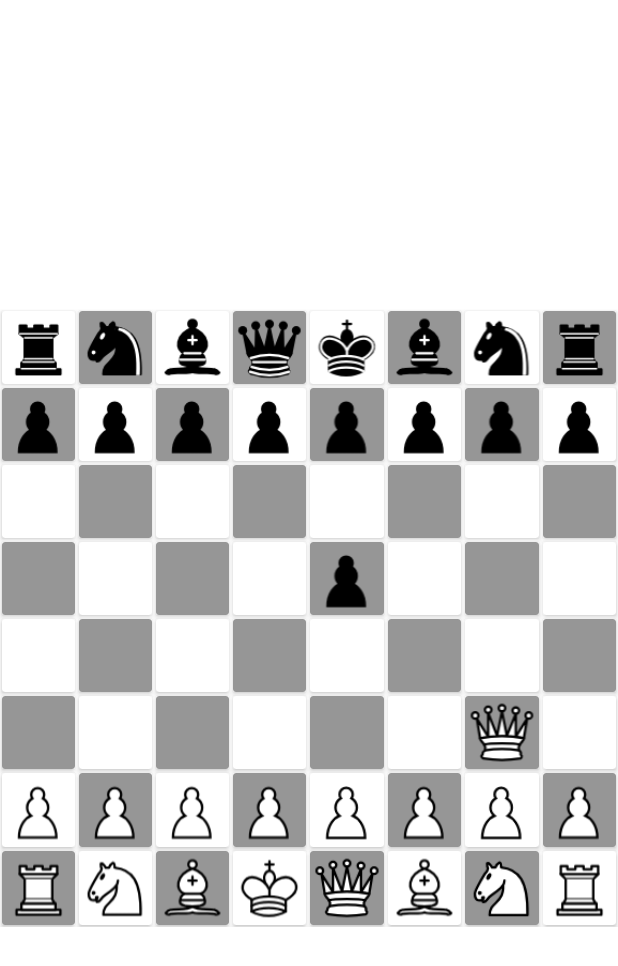
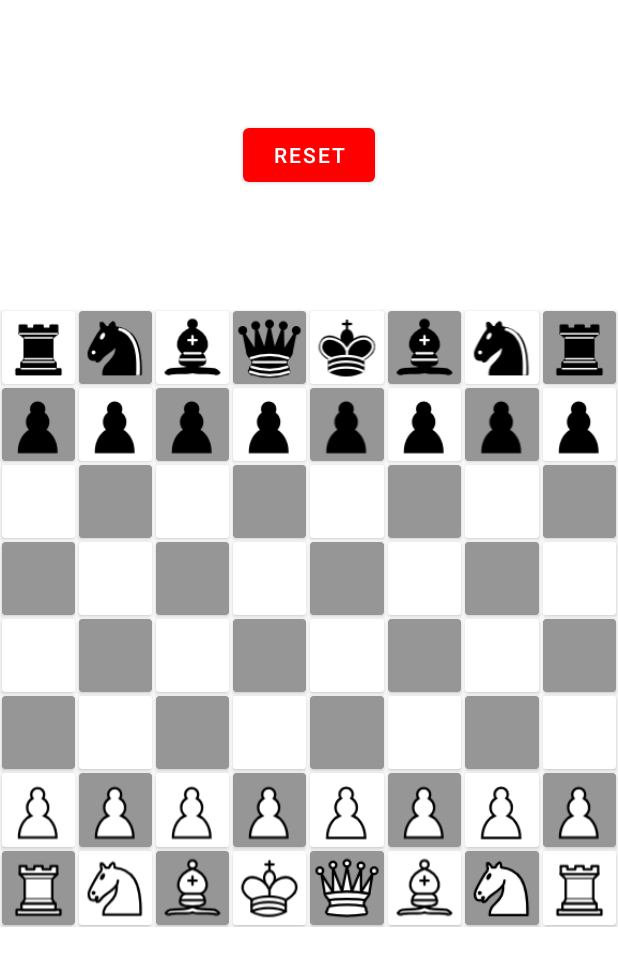
Before and after one commit to sokket/ChessAndroid, an Android app: the screen it shows after launch (MainActivity), on a phone screen of 412 x 824 dp. Shown: the top 966 px of the screen. Run offline under Robolectric (Android 15) with nearby library versions, the phone set to English and light mode, and no system bars.

Commit message:
Add reset button

```diff
--- a/app/src/main/java/com/example/chess/MainActivity.java
+++ b/app/src/main/java/com/example/chess/MainActivity.java
@@ -1,8 +1,10 @@
 package com.example.chess;
 
+import android.graphics.Color;
 import android.os.Bundle;
 import android.view.LayoutInflater;
 import android.view.View;
+import android.widget.Button;
 import android.widget.GridLayout;
 import android.widget.ImageView;
 
@@ -14,11 +16,13 @@ import com.bumptech.glide.Glide;
 import com.example.chess.game.ChessGame;
 import com.example.chess.game.ChessView;
 import com.example.chess.game.OnPressListener;
+import com.example.chess.game.ResetOnPressListener;
 import com.example.chess.game.TileType;
 
 public class MainActivity extends AppCompatActivity implements ChessView {
 
     private OnPressListener onPressListener;
+    private ResetOnPressListener resetOnPressListener;
     private final CardView[][] views = new CardView[8][8];
 
     private int whiteColor;
@@ -33,6 +37,7 @@ public class MainActivity extends AppCompatActivity implements ChessView {
 
     private void loadViews() {
         GridLayout grid = findViewById(R.id.grid);
+        Button button = findViewById(R.id.button);
         LayoutInflater layoutInflater = LayoutInflater.from(this);
 
         for (int i = 0; i < 8; i++)
@@ -46,6 +51,8 @@ public class MainActivity extends AppCompatActivity implements ChessView {
 
                 views[i][j] = tileView;
             }
+        button.setBackgroundColor(Color.RED);
+        button.setOnClickListener(v -> resetOnPressListener.reset());
     }
 
     @Override
@@ -81,4 +88,9 @@ public class MainActivity extends AppCompatActivity implements ChessView {
     public void setOnPressListener(OnPressListener onPressListener) {
         this.onPressListener = onPressListener;
     }
+
+    @Override
+    public void setResetOnPressListener(ResetOnPressListener resetOnPressListener) {
+        this.resetOnPressListener = resetOnPressListener;
+    }
 }
--- a/app/src/main/java/com/example/chess/game/ChessGame.java
+++ b/app/src/main/java/com/example/chess/game/ChessGame.java
@@ -78,6 +78,7 @@ public class ChessGame {
                 );
             }
         });
+            chessView.setResetOnPressListener(this::reset);
     }
 
     TileType startingLineup(int i, int j) {
@@ -93,8 +94,6 @@ public class ChessGame {
         else if (i == 7 && j == 4) return TileType.LIGHT_QUEEN;
         else if (i == 0 && j == 4) return TileType.BLACK_KING;
         else if (i == 7 && j == 3) return TileType.LIGHT_KING;
-        else if (i == 5 && j == 6) return TileType.LIGHT_QUEEN;
-        else if (i == 3 && j == 4) return TileType.BLACK_PAWN;
         return TileType.BLANK;
     }
 
--- a/app/src/main/java/com/example/chess/game/ChessView.java
+++ b/app/src/main/java/com/example/chess/game/ChessView.java
@@ -4,4 +4,5 @@ public interface ChessView {
     void onHighLight(int x, int y, boolean isHighLighted, boolean isBlack);
     void onChangeTile(int x, int y, TileType type);
     void setOnPressListener(OnPressListener onPressListener);
+    void setResetOnPressListener(ResetOnPressListener resetOnPressListener);
 }
--- /dev/null
+++ b/app/src/main/java/com/example/chess/game/ResetOnPressListener.java
@@ -0,0 +1,5 @@
+package com.example.chess.game;
+
+public interface ResetOnPressListener {
+    void reset();
+}
--- a/app/src/main/java/com/example/chess/game/TileType.java
+++ b/app/src/main/java/com/example/chess/game/TileType.java
@@ -7,14 +7,14 @@ public enum TileType {
     LIGHT_BISHOP(TileType::bishopMoves, true),
     LIGHT_KING(TileType::kingMoves, true),
     LIGHT_KNIGHT(TileType::knightMoves, true),
-    LIGHT_PAWN(TileType::pawnMoves, true),
+    LIGHT_PAWN(TileType::whitePawnMoves, true),
     LIGHT_QUEEN(TileType::queenMoves, true),
     LIGHT_ROOK(TileType::rookMoves, true),
     BLANK(TileType::blankMoves, true),
     BLACK_BISHOP(TileType::bishopMoves, false),
     BLACK_KING(TileType::kingMoves, false),
     BLACK_KNIGHT(TileType::knightMoves, false),
-    BLACK_PAWN(TileType::pawnMoves, false),
+    BLACK_PAWN(TileType::blackPawnMoves, false),
     BLACK_QUEEN(TileType::queenMoves, false),
     BLACK_ROOK(TileType::rookMoves, false);
 
@@ -22,7 +22,7 @@ public enum TileType {
         return new Position[][]{};
     }
 
-    private static Position[][] pawnMoves(int x, int y) {
+    private static Position[][] whitePawnMoves(int x, int y) {
         return new Position[][]{
                 new Position[]{
                         new Position(x, y - 1),
@@ -33,6 +33,20 @@ public enum TileType {
                 },
                 new Position[]{
                         new Position(x - 1, y - 1)
+                }
+        };
+    }
+    private static Position[][] blackPawnMoves(int x, int y) {
+        return new Position[][]{
+                new Position[]{
+                        new Position(x, y + 1),
+                        new Position(x, y + 2)
+                },
+                new Position[]{
+                        new Position(x + 1, y + 1)
+                },
+                new Position[]{
+                        new Position(x - 1, y + 1)
                 }
         };
     }
--- a/app/src/main/res/layout/activity_main.xml
+++ b/app/src/main/res/layout/activity_main.xml
@@ -19,4 +19,15 @@
         app:layout_constraintStart_toStartOf="parent"
         app:layout_constraintTop_toTopOf="parent" />
 
+    <Button
+        android:id="@+id/button"
+        android:layout_width="wrap_content"
+        android:layout_height="wrap_content"
+        android:text="@string/reset_button"
+        android:textColor="@color/white"
+        app:layout_constraintBottom_toTopOf="@+id/grid"
+        app:layout_constraintEnd_toEndOf="parent"
+        app:layout_constraintStart_toStartOf="parent"
+        app:layout_constraintTop_toTopOf="parent" />
+
 </androidx.constraintlayout.widget.ConstraintLayout>
--- /dev/null
+++ b/app/src/main/res/values-night/strings.xml
@@ -0,0 +1,4 @@
+<?xml version="1.0" encoding="utf-8"?>
+<resources>
+    <string name="reset_button">RESET</string>
+</resources>
--- a/app/src/main/res/values/strings.xml
+++ b/app/src/main/res/values/strings.xml
@@ -4,4 +4,5 @@
     <string name="reset">reset</string>
     <string name="player_2_0">Player 2: 0</string>
     <string name="player_1_0">Player 1: 0</string>
+    <string name="reset_button">RESET</string>
 </resources>
```
